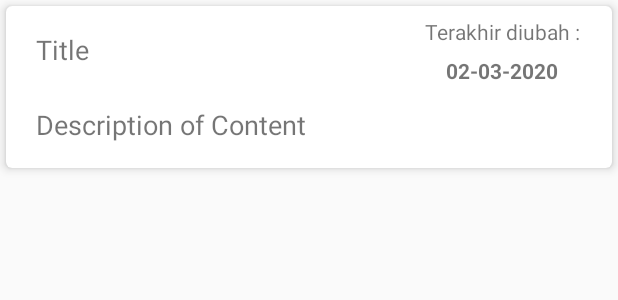
After one commit to masyuks/NotesApp_mobileUTS, an Android app: the layout item_notes.xml on its own in the app's theme, with its tools: preview values and no code run, on a phone screen of 412 x 824 dp. The commit adds this screen. Shown: the top 300 px of the screen. Run offline under Robolectric (Android 15) with nearby library versions, the phone set to English and light mode, and no system bars.

Commit message:
commit tampilan content & list

```diff
--- a/app/src/main/AndroidManifest.xml
+++ b/app/src/main/AndroidManifest.xml
@@ -9,6 +9,7 @@
         android:roundIcon="@mipmap/ic_launcher_round"
         android:supportsRtl="true"
         android:theme="@style/AppTheme">
+        <activity android:name=".SaveActivity"></activity>
         <activity android:name=".MainActivity">
             <intent-filter>
                 <action android:name="android.intent.action.MAIN" />
--- a/app/src/main/res/layout/activity_main.xml
+++ b/app/src/main/res/layout/activity_main.xml
@@ -17,6 +17,7 @@
         android:layout_gravity="bottom|end"
         android:layout_margin="@dimen/fab_margin"
         app:backgroundTint="#833AB7"
+        android:onClick="handleAdd"
         app:srcCompat="@android:drawable/ic_input_add" />
 
 </androidx.coordinatorlayout.widget.CoordinatorLayout>
--- /dev/null
+++ b/app/src/main/res/layout/item_notes.xml
@@ -0,0 +1,89 @@
+<?xml version="1.0" encoding="utf-8"?>
+<androidx.cardview.widget.CardView
+    xmlns:android="http://schemas.android.com/apk/res/android"
+    xmlns:tools="http://schemas.android.com/tools"
+    xmlns:app="http://schemas.android.com/apk/res-auto"
+    android:layout_width="match_parent"
+    android:layout_height="wrap_content"
+    android:layout_margin="4dp"
+    app:cardElevation="4dp"
+    app:cardCornerRadius="4dp"
+    >
+
+    <androidx.constraintlayout.widget.ConstraintLayout
+        android:id="@+id/linearLayout"
+        android:layout_width="match_parent"
+        android:layout_height="100dp"
+        android:layout_margin="4dp"
+        android:weightSum="3">
+
+        <TextView
+            android:id="@+id/text_title"
+            android:layout_width="0dp"
+            android:layout_height="wrap_content"
+            android:layout_marginStart="16dp"
+            android:textSize="18sp"
+            app:layout_constraintBottom_toTopOf="@+id/guideline2"
+            app:layout_constraintEnd_toStartOf="@+id/guideline3"
+            app:layout_constraintStart_toStartOf="parent"
+            app:layout_constraintTop_toTopOf="parent"
+            tools:text="Title" />
+
+        <TextView
+            android:id="@+id/text_content"
+            android:layout_width="0dp"
+            android:layout_height="wrap_content"
+            android:layout_marginStart="16dp"
+            android:layout_marginEnd="16dp"
+            android:textSize="18sp"
+            app:layout_constraintBottom_toBottomOf="parent"
+            app:layout_constraintEnd_toEndOf="parent"
+            app:layout_constraintStart_toStartOf="parent"
+            app:layout_constraintTop_toTopOf="@+id/guideline2"
+            tools:text="Description of Content" />
+
+        <TextView
+            android:id="@+id/text_time"
+            android:layout_width="wrap_content"
+            android:layout_height="wrap_content"
+            android:layout_marginTop="3dp"
+            android:textAlignment="textEnd"
+            android:textStyle="bold"
+            app:layout_constraintEnd_toEndOf="parent"
+            app:layout_constraintStart_toStartOf="@+id/guideline3"
+            app:layout_constraintTop_toTopOf="@+id/guideline4"
+            tools:text="02-03-2020" />
+
+        <androidx.constraintlayout.widget.Guideline
+            android:id="@+id/guideline2"
+            android:layout_width="wrap_content"
+            android:layout_height="wrap_content"
+            android:orientation="horizontal"
+            app:layout_constraintGuide_percent="0.5" />
+
+        <androidx.constraintlayout.widget.Guideline
+            android:id="@+id/guideline3"
+            android:layout_width="wrap_content"
+            android:layout_height="wrap_content"
+            android:orientation="vertical"
+            app:layout_constraintGuide_percent="0.65" />
+
+        <androidx.constraintlayout.widget.Guideline
+            android:id="@+id/guideline4"
+            android:layout_width="wrap_content"
+            android:layout_height="wrap_content"
+            android:orientation="horizontal"
+            app:layout_constraintGuide_percent="0.26" />
+
+        <TextView
+            android:id="@+id/txt_edit"
+            android:layout_width="wrap_content"
+            android:layout_height="wrap_content"
+            android:layout_marginBottom="3dp"
+            android:text="Terakhir diubah :"
+            app:layout_constraintBottom_toTopOf="@+id/guideline4"
+            app:layout_constraintEnd_toEndOf="parent"
+            app:layout_constraintHorizontal_bias="0.515"
+            app:layout_constraintStart_toStartOf="@+id/guideline3" />
+    </androidx.constraintlayout.widget.ConstraintLayout>
+</androidx.cardview.widget.CardView>
```
Also changed, not shown: app/src/main/java/com/example/notesapp/MainActivity.java (+7 -0 lines), app/src/main/java/com/example/notesapp/SaveActivity.java (added, +18 -0 lines), app/src/main/res/layout/activity_save.xml (added, +57 -0 lines).
